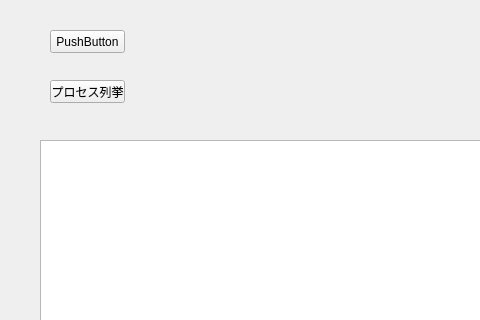
Qt form proto02/form.ui (cppcommons/2019a) before a commit; both pictures show x 0 to 480 and y 0 to 320 of the 640 by 480 pixel window.
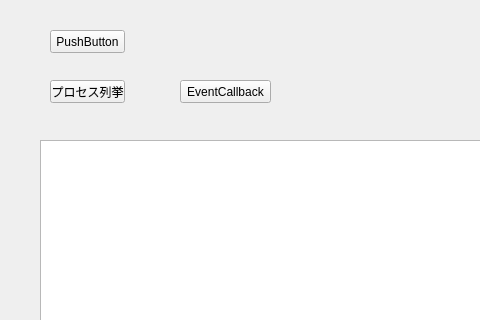
The same form after that commit.

```diff
--- a/proto02/form.ui
+++ b/proto02/form.ui
@@ -67,6 +67,19 @@
     <string>プロセス列挙</string>
    </property>
   </widget>
+  <widget class="QPushButton" name="pushButton_evant_callback">
+   <property name="geometry">
+    <rect>
+     <x>180</x>
+     <y>80</y>
+     <width>91</width>
+     <height>23</height>
+    </rect>
+   </property>
+   <property name="text">
+    <string>EventCallback</string>
+   </property>
+  </widget>
  </widget>
  <resources/>
  <connections/>
```
